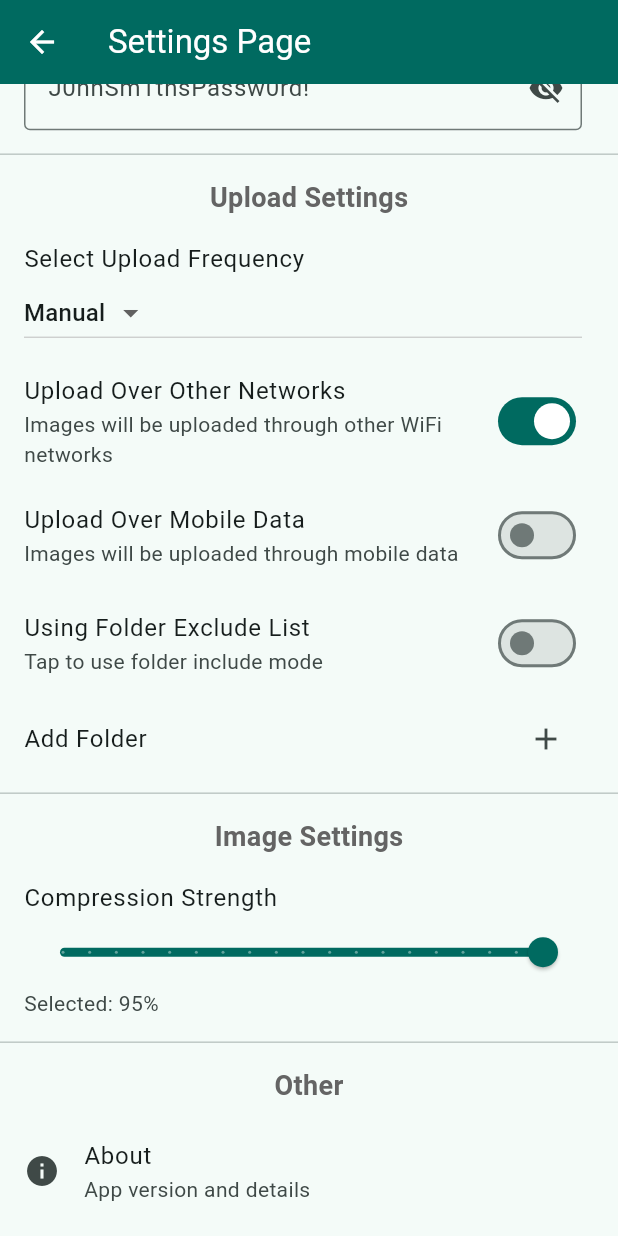
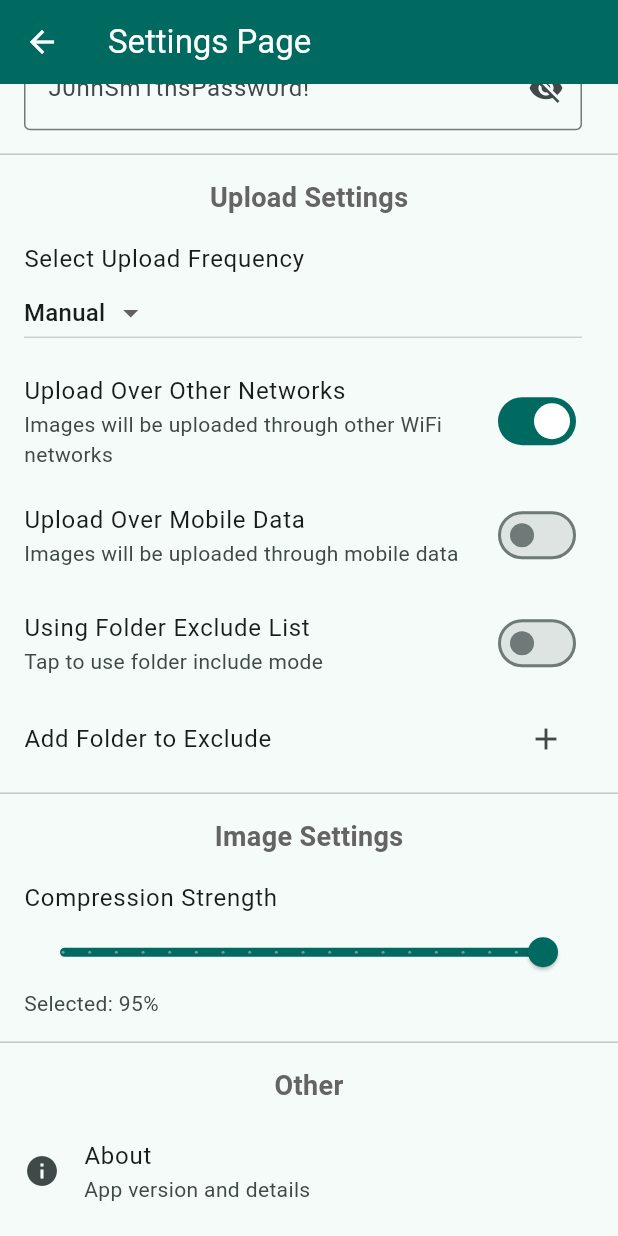
Before and after one commit to Robert-M-Lucas/pheco, a Flutter app: the SettingsPage screen opened directly, scrolled down 533 dp, on a phone screen of 412 x 824 dp. Run offline on Flutter 3.47's test engine with Material 3 defaults, Android fonts, the phone set to English and light mode, and no system bars; our stand-ins replace file_picker, flutter_image_compress, permission_handler, shared_preferences; missing offline and left inert: dartssh2, media_store_plus; accounts and stored records are empty.

Commit message:
Small changes

```diff
--- a/lib/ui/pages/settings_page.dart
+++ b/lib/ui/pages/settings_page.dart
@@ -222,7 +222,7 @@ class _SettingsPageState extends State<SettingsPage> {
           },
         ),
         ListTile(
-          title: const Text('Add Folder'),
+          title: Text('Add Folder to ${_folderMode ? "Include" : "Exclude"}'),
           trailing: IconButton(
               icon: const Icon(Icons.add),
               onPressed: () {
```
Also changed, not shown: pubspec.lock.
